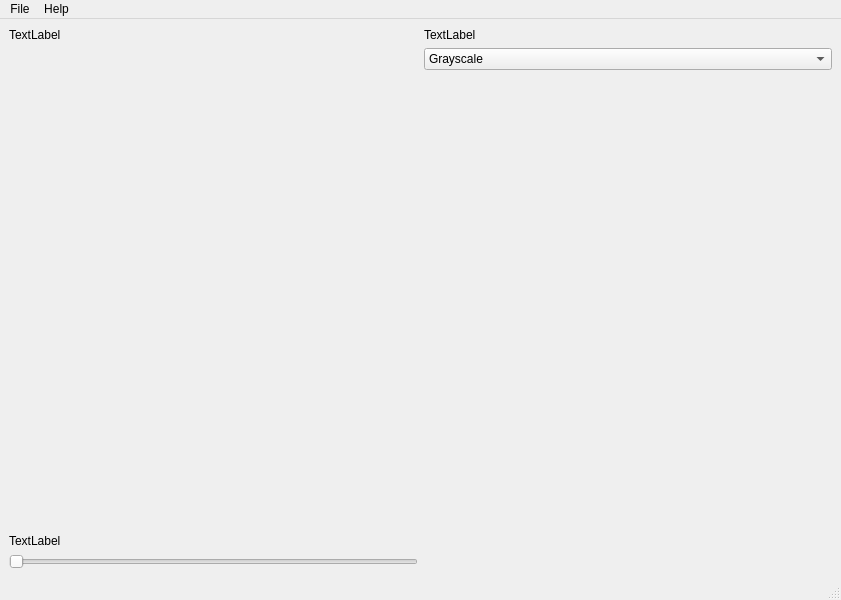
Qt form lab01/viewer/UI/viewer_window.ui (FGamma/EIM) before a commit.
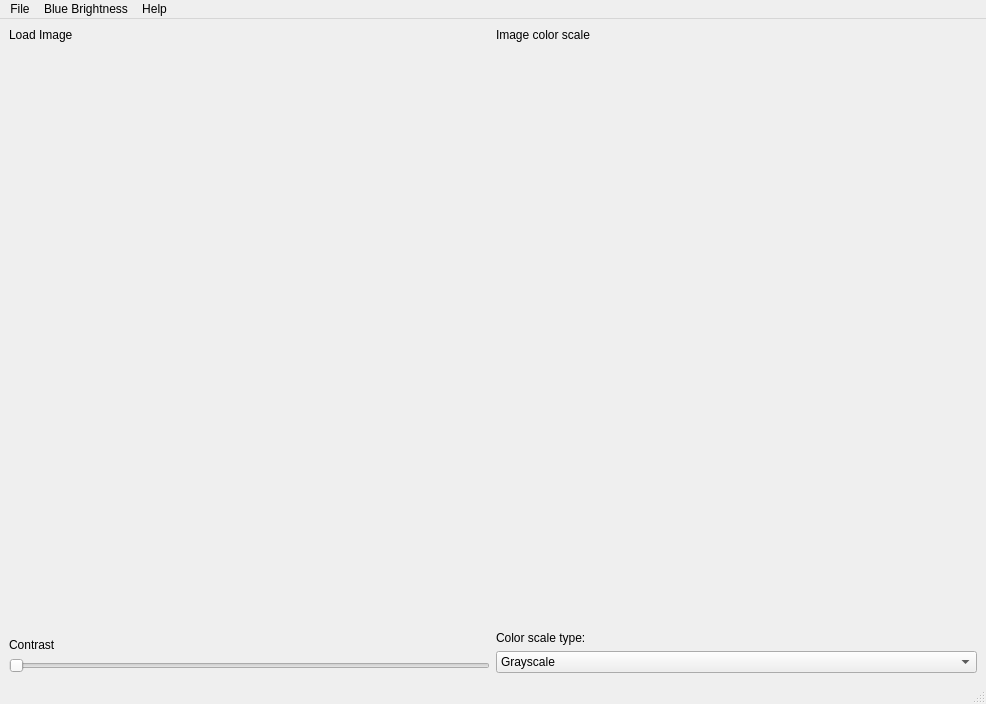
The same form after that commit.

```diff
--- a/lab01/viewer/UI/viewer_window.ui
+++ b/lab01/viewer/UI/viewer_window.ui
@@ -6,8 +6,8 @@
    <rect>
     <x>0</x>
     <y>0</y>
-    <width>841</width>
-    <height>600</height>
+    <width>986</width>
+    <height>704</height>
    </rect>
   </property>
   <property name="windowTitle">
@@ -26,7 +26,7 @@
          </sizepolicy>
         </property>
         <property name="text">
-         <string>TextLabel</string>
+         <string>Load Image</string>
         </property>
        </widget>
       </item>
@@ -49,7 +49,7 @@
          </sizepolicy>
         </property>
         <property name="text">
-         <string>TextLabel</string>
+         <string>Contrast</string>
         </property>
        </widget>
       </item>
@@ -79,7 +79,24 @@
          </sizepolicy>
         </property>
         <property name="text">
-         <string>TextLabel</string>
+         <string>Image color scale</string>
+        </property>
+       </widget>
+      </item>
+      <item>
+       <widget class="QWidget" name="wdgTypeImage" native="true">
+        <property name="sizePolicy">
+         <sizepolicy hsizetype="Expanding" vsizetype="Expanding">
+          <horstretch>0</horstretch>
+          <verstretch>0</verstretch>
+         </sizepolicy>
+        </property>
+       </widget>
+      </item>
+      <item>
+       <widget class="QLabel" name="label">
+        <property name="text">
+         <string>Color scale type:</string>
         </property>
        </widget>
       </item>
@@ -118,16 +135,6 @@
         </item>
        </widget>
       </item>
-      <item>
-       <widget class="QWidget" name="wdgTypeImage" native="true">
-        <property name="sizePolicy">
-         <sizepolicy hsizetype="Expanding" vsizetype="Expanding">
-          <horstretch>0</horstretch>
-          <verstretch>0</verstretch>
-         </sizepolicy>
-        </property>
-       </widget>
-      </item>
      </layout>
     </item>
    </layout>
@@ -137,7 +144,7 @@
     <rect>
      <x>0</x>
      <y>0</y>
-     <width>841</width>
+     <width>986</width>
      <height>22</height>
     </rect>
    </property>
@@ -154,7 +161,16 @@
     </property>
     <addaction name="actAbout"/>
    </widget>
+   <widget class="QMenu" name="menuBlue_Brightness">
+    <property name="title">
+     <string>Blue Brightness</string>
+    </property>
+    <addaction name="actIn"/>
+    <addaction name="actOut"/>
+    <addaction name="actNormal"/>
+   </widget>
    <addaction name="menuFile"/>
+   <addaction name="menuBlue_Brightness"/>
    <addaction name="menuHelp"/>
   </widget>
   <widget class="QStatusBar" name="statusbar"/>
```
Left out of the diff: 21 changed lines with no effect on the pictures.
